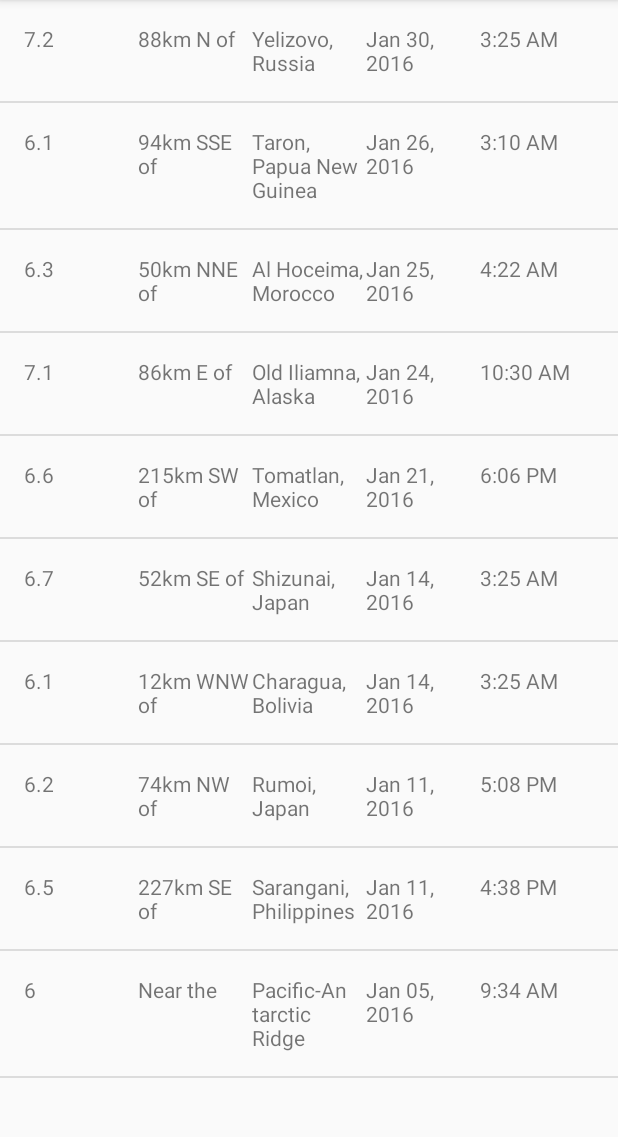
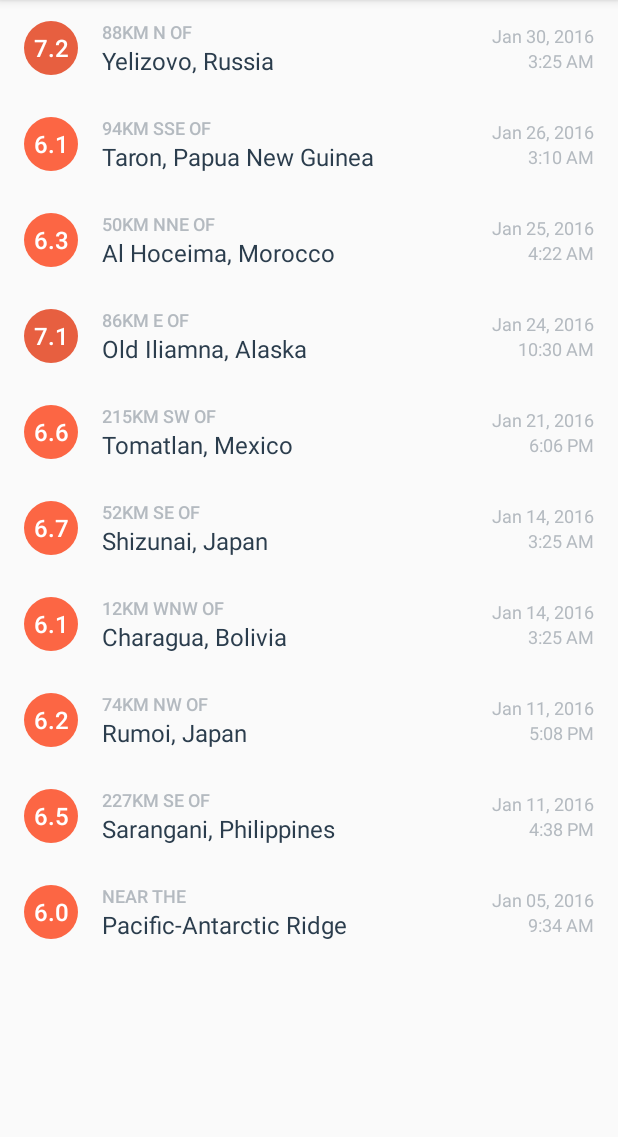
Before and after one commit to Capri84/QuakeReport, an Android app: the screen it shows after launch (EarthquakeActivity), on a phone screen of 412 x 824 dp, the part 84-1221 px from its top. Run offline under Robolectric (Android 15) with nearby library versions, the phone set to English and light mode, and no system bars.

Commit message:
Lesson 1 finished

```diff
--- a/app/src/main/java/com/example/android/quakereport/Earthquake.java
+++ b/app/src/main/java/com/example/android/quakereport/Earthquake.java
@@ -6,21 +6,21 @@ package com.example.android.quakereport;
 
 public class Earthquake {
 
-    //private double mMagnitude;
-    private String mMagnitude;
+    private double mMagnitude;
     private String mCity;
     private long mTimeInMilliseconds;
+    private String mUrl;
 
     // Create a new Earthquake object.
-    public Earthquake(String magnitude, String city, long timeInMilliseconds) {
+    public Earthquake(double magnitude, String city, long timeInMilliseconds, String url) {
         mMagnitude = magnitude;
         mCity = city;
         mTimeInMilliseconds = timeInMilliseconds;
+        mUrl = url;
     }
 
     // Get the magnitude of the earthquake.
-    //public double getMagnitude() {
-    public String getMagnitude() {
+    public double getMagnitude() {
         return mMagnitude;
     }
 
@@ -34,12 +34,18 @@ public class Earthquake {
         return mTimeInMilliseconds;
     }
 
+    // Get the url of the earthquake.
+    public String getmUrl() {
+        return mUrl;
+    }
+
     @Override
     public String toString() {
         return "Earthquake{" +
-                "Magnitude=" + mMagnitude +
-                ", City='" + mCity + '\'' +
-                ", DateTime=" + mTimeInMilliseconds +
+                "mMagnitude=" + mMagnitude +
+                ", mCity='" + mCity + '\'' +
+                ", mTimeInMilliseconds=" + mTimeInMilliseconds +
+                ", mUrl='" + mUrl + '\'' +
                 '}';
     }
 }
--- a/app/src/main/java/com/example/android/quakereport/EarthquakeActivity.java
+++ b/app/src/main/java/com/example/android/quakereport/EarthquakeActivity.java
@@ -15,8 +15,12 @@
  */
 package com.example.android.quakereport;
 
+import android.content.Intent;
+import android.net.Uri;
 import android.os.Bundle;
 import android.support.v7.app.AppCompatActivity;
+import android.view.View;
+import android.widget.AdapterView;
 import android.widget.ArrayAdapter;
 import android.widget.ListView;
 
@@ -38,10 +42,21 @@ public class EarthquakeActivity extends AppCompatActivity {
         ListView earthquakeListView = (ListView) findViewById(R.id.list);
 
         // Create a new {@link ArrayAdapter} of earthquakes
-        EarthquakeAdapter adapter = new EarthquakeAdapter(this, earthquakes);
+        final EarthquakeAdapter adapter = new EarthquakeAdapter(this, earthquakes);
 
         // Set the adapter on the {@link ListView}
         // so the list can be populated in the user interface
         earthquakeListView.setAdapter(adapter);
+
+        earthquakeListView.setOnItemClickListener(new AdapterView.OnItemClickListener() {
+            @Override
+            public void onItemClick(AdapterView<?> adapterView, View view, int position, long l) {
+                Earthquake currentEarthquake = adapter.getItem(position);
+                Intent siteIntent = new Intent(Intent.ACTION_VIEW, Uri.parse(currentEarthquake.getmUrl()));
+                if (siteIntent.resolveActivity(getPackageManager()) != null) {
+                    startActivity(siteIntent);
+                }
+            }
+        });
     }
 }
--- a/app/src/main/java/com/example/android/quakereport/EarthquakeAdapter.java
+++ b/app/src/main/java/com/example/android/quakereport/EarthquakeAdapter.java
@@ -3,17 +3,18 @@ package com.example.android.quakereport;
 import android.content.Context;
 import android.support.annotation.NonNull;
 import android.support.annotation.Nullable;
+import android.support.v4.content.ContextCompat;
 import android.view.LayoutInflater;
 import android.view.View;
 import android.view.ViewGroup;
 import android.widget.ArrayAdapter;
 import android.widget.TextView;
 
+import java.text.DecimalFormat;
 import java.text.SimpleDateFormat;
 import java.util.ArrayList;
 import java.util.Date;
-import java.util.List;
-import java.util.regex.PatternSyntaxException;
+import android.graphics.drawable.GradientDrawable;
 
 /**
  * Created by Capri on 25.04.2018.
@@ -40,9 +41,19 @@ public class EarthquakeAdapter extends ArrayAdapter<Earthquake>{
         Earthquake currentQuake = getItem(position);
 
         TextView magnitude = (TextView) listItemView.findViewById(R.id.magnitude);
-        //String formattedMagnitude = String.valueOf(currentQuake.getMagnitude());
-        //magnitude.setText(formattedMagnitude);
-        magnitude.setText(currentQuake.getMagnitude());
+        DecimalFormat formatter = new DecimalFormat("0.0");
+        String magToDisplay = formatter.format(currentQuake.getMagnitude());
+        magnitude.setText(magToDisplay);
+
+        // Set the proper background color on the magnitude circle.
+        // Fetch the background from the TextView, which is a GradientDrawable.
+        GradientDrawable magnitudeCircle = (GradientDrawable) magnitude.getBackground();
+
+        // Get the appropriate background color based on the current earthquake magnitude
+        int magnitudeColor = getMagnitudeColor(currentQuake.getMagnitude());
+
+        // Set the color on the magnitude circle
+        magnitudeCircle.setColor(magnitudeColor);
 
         TextView locationOffset = (TextView) listItemView.findViewById(R.id.location_offset);
         TextView primaryLocation = (TextView) listItemView.findViewById(R.id.primary_location);
@@ -64,8 +75,6 @@ public class EarthquakeAdapter extends ArrayAdapter<Earthquake>{
         String dateToDisplay = dateFormatter.format(dateObject);
 
         TextView date = (TextView) listItemView.findViewById(R.id.date);
-        //String formattedDateTime = String.valueOf(currentQuake.getDateTime());
-        //dateTime.setText(formattedDateTime);
         date.setText(dateToDisplay);
 
         TextView time = (TextView) listItemView.findViewById(R.id.time);
@@ -75,4 +84,43 @@ public class EarthquakeAdapter extends ArrayAdapter<Earthquake>{
 
         return listItemView;
     }
+
+    private int getMagnitudeColor(double magnitude) {
+        int magnitudeColorResourceId;
+        int magnitudeFloor = (int) Math.floor(magnitude);
+        switch (magnitudeFloor) {
+            case 0:
+            case 1:
+                magnitudeColorResourceId = R.color.magnitude1;
+                break;
+            case 2:
+                magnitudeColorResourceId = R.color.magnitude2;
+                break;
+            case 3:
+                magnitudeColorResourceId = R.color.magnitude3;
+                break;
+            case 4:
+                magnitudeColorResourceId = R.color.magnitude4;
+                break;
+            case 5:
+                magnitudeColorResourceId = R.color.magnitude5;
+                break;
+            case 6:
+                magnitudeColorResourceId = R.color.magnitude6;
+                break;
+            case 7:
+                magnitudeColorResourceId = R.color.magnitude7;
+                break;
+            case 8:
+                magnitudeColorResourceId = R.color.magnitude8;
+                break;
+            case 9:
+                magnitudeColorResourceId = R.color.magnitude9;
+                break;
+            default:
+                magnitudeColorResourceId = R.color.magnitude10plus;
+                break;
+        }
+        return ContextCompat.getColor(getContext(), magnitudeColorResourceId);
+    }
 }
--- a/app/src/main/java/com/example/android/quakereport/QueryUtils.java
+++ b/app/src/main/java/com/example/android/quakereport/QueryUtils.java
@@ -54,10 +54,11 @@ public final class QueryUtils {
             for (int i = 0; i < features.length(); i++) {
                 JSONObject featuresJSONObject = features.getJSONObject(i);
                 JSONObject propertiesJSONObject = featuresJSONObject.getJSONObject("properties");
-                String mag = propertiesJSONObject.getString("mag");
+                double mag = propertiesJSONObject.getDouble("mag");
                 String place = propertiesJSONObject.getString("place");
                 long time = propertiesJSONObject.getLong("time");
-                earthquakes.add(new Earthquake(mag, place, time));
+                String url = propertiesJSONObject.getString("url");
+                earthquakes.add(new Earthquake(mag, place, time, url));
             }
         } catch (JSONException e) {
             // If an error is thrown when executing any of the above statements in the "try" block,
--- /dev/null
+++ b/app/src/main/res/drawable/magnitude_circle.xml
@@ -0,0 +1,10 @@
+<?xml version="1.0" encoding="utf-8"?>
+<!-- Background circle for the magnitude value -->
+<shape xmlns:android="http://schemas.android.com/apk/res/android"
+    android:shape="oval">
+    <solid android:color="@color/magnitude1" />
+    <size
+        android:width="36dp"
+        android:height="36dp" />
+    <corners android:radius="18dp" />
+</shape>
--- a/app/src/main/res/layout/earthquake_activity.xml
+++ b/app/src/main/res/layout/earthquake_activity.xml
@@ -18,4 +18,6 @@
     android:id="@+id/list"
     android:orientation="vertical"
     android:layout_width="match_parent"
-    android:layout_height="match_parent"/>
+    android:layout_height="match_parent"
+    android:divider="@null"
+    android:dividerHeight="0dp"/>
--- a/app/src/main/res/layout/list_item.xml
+++ b/app/src/main/res/layout/list_item.xml
@@ -1,45 +1,84 @@
 <?xml version="1.0" encoding="utf-8"?>
-<LinearLayout
-    xmlns:android="http://schemas.android.com/apk/res/android"
+<LinearLayout xmlns:android="http://schemas.android.com/apk/res/android"
     xmlns:tools="http://schemas.android.com/tools"
+    android:layout_width="match_parent"
+    android:layout_height="?android:attr/listPreferredItemHeight"
     android:orientation="horizontal"
-    android:layout_width="match_parent"
-    android:layout_height="match_parent"
-    android:id="@+id/list_item"
-    android:padding="16dp">
+    android:paddingEnd="16dp"
+    android:paddingLeft="16dp"
+    android:paddingRight="16dp"
+    android:paddingStart="16dp">
 
     <TextView
         android:id="@+id/magnitude"
+        android:layout_width="36dp"
+        android:layout_height="36dp"
+        android:layout_gravity="center_vertical"
+        android:background="@drawable/magnitude_circle"
+        android:fontFamily="sans-serif-medium"
+        android:gravity="center"
+        android:textColor="@android:color/white"
+        android:textSize="16sp"
+        tools:text="8.9" />
+
+    <LinearLayout
         android:layout_width="0dp"
         android:layout_height="wrap_content"
+        android:layout_gravity="center_vertical"
+        android:layout_marginLeft="16dp"
+        android:layout_marginStart="16dp"
         android:layout_weight="1"
-        tools:text="4.7"/>
+        android:orientation="vertical">
 
         <TextView
             android:id="@+id/location_offset"
-        android:layout_width="0dp"
+            android:layout_width="wrap_content"
             android:layout_height="wrap_content"
-        android:layout_weight="1"
-        tools:text="74km NW of"/>
+            android:ellipsize="end"
+            android:fontFamily="sans-serif-medium"
+            android:maxLines="1"
+            android:textAllCaps="true"
+            android:textColor="@color/textColorEarthquakeDetails"
+            android:textSize="12sp"
+            tools:text="30km S of" />
 
         <TextView
             android:id="@+id/primary_location"
-        android:layout_width="0dp"
+            android:layout_width="wrap_content"
             android:layout_height="wrap_content"
-        android:layout_weight="1"
-        tools:text="Rumoi, Japan"/>
+            android:ellipsize="end"
+            android:maxLines="2"
+            android:textColor="@color/textColorEarthquakeLocation"
+            android:textSize="16sp"
+            tools:text="Long placeholder location that should wrap to more than 2 lines of text" />
+
+    </LinearLayout>
+
+    <LinearLayout
+        android:layout_width="wrap_content"
+        android:layout_height="wrap_content"
+        android:layout_gravity="center_vertical"
+        android:layout_marginLeft="16dp"
+        android:layout_marginStart="16dp"
+        android:orientation="vertical">
 
         <TextView
             android:id="@+id/date"
-        android:layout_width="0dp"
+            android:layout_width="wrap_content"
             android:layout_height="wrap_content"
-        android:layout_weight="1"
-        tools:text="Mar 6, 2010"/>
+            android:layout_gravity="end"
+            android:textColor="@color/textColorEarthquakeDetails"
+            android:textSize="12sp"
+            tools:text="Mar 6, 2010" />
 
         <TextView
             android:id="@+id/time"
-        android:layout_width="0dp"
+            android:layout_width="wrap_content"
             android:layout_height="wrap_content"
-        android:layout_weight="1"
-        tools:text="3:00 PM"/>
+            android:layout_gravity="end"
+            android:textColor="@color/textColorEarthquakeDetails"
+            android:textSize="12sp"
+            tools:text="3:00 PM" />
+
     </LinearLayout>
+</LinearLayout>
--- a/app/src/main/res/values/colors.xml
+++ b/app/src/main/res/values/colors.xml
@@ -22,4 +22,40 @@
 
     <!-- Accent color of the app -->
     <color name="colorAccent">#10CAC9</color>
+
+    <!-- Color for an earthquake with magnitude 0 and 2 -->
+    <color name="magnitude1">#4A7BA7</color>
+
+    <!-- Magnitude circle color for an earthquake with magnitude between 2 and 3 -->
+    <color name="magnitude2">#04B4B3</color>
+
+    <!-- Magnitude circle color for an earthquake with magnitude between 3 and 4 -->
+    <color name="magnitude3">#10CAC9</color>
+
+    <!-- Magnitude circle color for an earthquake with magnitude between 4 and 5 -->
+    <color name="magnitude4">#F5A623</color>
+
+    <!-- Magnitude circle color for an earthquake with magnitude between 5 and 6 -->
+    <color name="magnitude5">#FF7D50</color>
+
+    <!-- Magnitude circle color for an earthquake with magnitude between 6 and 7 -->
+    <color name="magnitude6">#FC6644</color>
+
+    <!-- Magnitude circle color for an earthquake with magnitude between 7 and 8 -->
+    <color name="magnitude7">#E75F40</color>
+
+    <!-- Magnitude circle color for an earthquake with magnitude between 8 and 9 -->
+    <color name="magnitude8">#E13A20</color>
+
+    <!-- Magnitude circle color for an earthquake with magnitude between 9 and 10 -->
+    <color name="magnitude9">#D93218</color>
+
+    <!-- Magnitude circle color for an earthquake with magnitude over 10 -->
+    <color name="magnitude10plus">#C03823</color>
+
+    <!-- Text color for the details of the earthquake in the list item -->
+    <color name="textColorEarthquakeDetails">#B4BAC0</color>
+
+    <!-- Text color for the primary location of the earthquake in the list item -->
+    <color name="textColorEarthquakeLocation">#2B3D4D</color>
 </resources>
```
Lines whose indentation alone changed are shown as unchanged.
